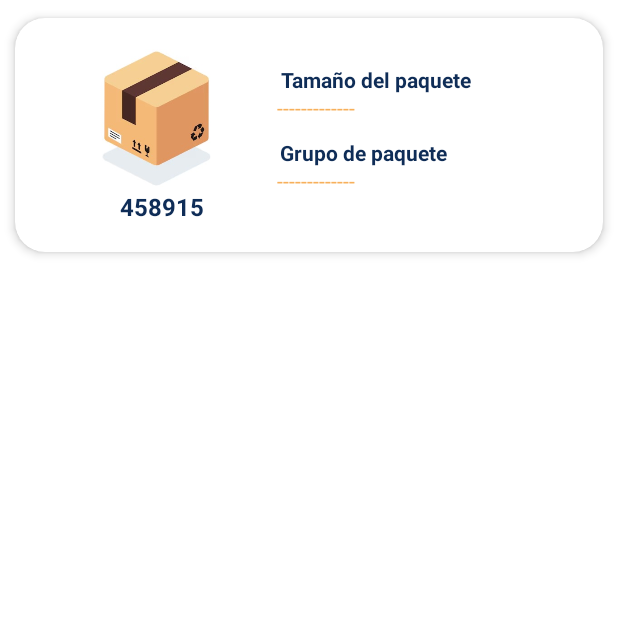
After one commit to MonterrosaB/sendtrack-mobile, an Android app: the cardPaquetes screen opened directly, with no data from a screen before it, on a phone screen of 412 x 824 dp, the top half of it. The commit adds this screen. Run offline under Robolectric (Android 15) with nearby library versions, the phone set to English and light mode, and no system bars.

Commit message:
agregue card de paquetes

```diff
--- a/app/src/main/AndroidManifest.xml
+++ b/app/src/main/AndroidManifest.xml
@@ -15,6 +15,9 @@
         android:theme="@style/Theme.SendTrack"
         tools:targetApi="31">
         <activity
+            android:name=".cardPaquetes"
+            android:exported="false" />
+        <activity
             android:name=".card_Movimientos"
             android:exported="false" />
         <activity
--- /dev/null
+++ b/app/src/main/java/ptc24/st/sendtrack/cardPaquetes.kt
@@ -0,0 +1,20 @@
+package ptc24.st.sendtrack
+
+import android.os.Bundle
+import androidx.activity.enableEdgeToEdge
+import androidx.appcompat.app.AppCompatActivity
+import androidx.core.view.ViewCompat
+import androidx.core.view.WindowInsetsCompat
+
+class cardPaquetes : AppCompatActivity() {
+    override fun onCreate(savedInstanceState: Bundle?) {
+        super.onCreate(savedInstanceState)
+        enableEdgeToEdge()
+        setContentView(R.layout.activity_card_paquetes)
+        ViewCompat.setOnApplyWindowInsetsListener(findViewById(R.id.main)) { v, insets ->
+            val systemBars = insets.getInsets(WindowInsetsCompat.Type.systemBars())
+            v.setPadding(systemBars.left, systemBars.top, systemBars.right, systemBars.bottom)
+            insets
+        }
+    }
+}
--- a/app/src/main/res/layout/activity_card_movimientos.xml
+++ b/app/src/main/res/layout/activity_card_movimientos.xml
@@ -11,7 +11,7 @@
     app:cardElevation="4dp"
     app:cardUseCompatPadding="true"
     app:contentPadding="15dp"
-    tools:context=".MainActivity">
+    tools:context=".card_Movimientos">
 
     <LinearLayout
         android:layout_width="match_parent"
--- /dev/null
+++ b/app/src/main/res/layout/activity_card_paquetes.xml
@@ -0,0 +1,101 @@
+<androidx.cardview.widget.CardView xmlns:android="http://schemas.android.com/apk/res/android"
+    xmlns:app="http://schemas.android.com/apk/res-auto"
+    xmlns:tools="http://schemas.android.com/tools"
+
+    android:id="@+id/main"
+    android:layout_width="match_parent"
+    android:layout_height="180dp"
+    app:cardBackgroundColor="@color/white"
+
+    app:cardCornerRadius="20dp"
+    app:cardElevation="4dp"
+    app:cardUseCompatPadding="true"
+    app:contentPadding="15dp"
+    tools:context=".cardPaquetes">
+
+    <androidx.constraintlayout.widget.ConstraintLayout
+        android:layout_width="match_parent"
+        android:layout_height="match_parent">
+
+        <TextView
+            android:id="@+id/textView7"
+            android:layout_width="wrap_content"
+            android:layout_height="wrap_content"
+            android:text="Grupo de paquete"
+            android:textColor="#0F2D57"
+            android:textStyle="bold"
+            app:layout_constraintBottom_toBottomOf="parent"
+            app:layout_constraintEnd_toEndOf="parent"
+            app:layout_constraintHorizontal_bias="0.646"
+            app:layout_constraintStart_toStartOf="parent"
+            app:layout_constraintTop_toTopOf="parent"
+            app:layout_constraintVertical_bias="0.607" />
+
+        <TextView
+            android:id="@+id/textView6"
+            android:layout_width="wrap_content"
+            android:layout_height="wrap_content"
+            android:text="Tamaño del paquete"
+            android:textColor="#0F2D57"
+            android:textStyle="bold"
+            app:layout_constraintBottom_toBottomOf="parent"
+            app:layout_constraintEnd_toEndOf="parent"
+            app:layout_constraintHorizontal_bias="0.693"
+            app:layout_constraintStart_toStartOf="parent"
+            app:layout_constraintTop_toTopOf="parent"
+            app:layout_constraintVertical_bias="0.149" />
+
+        <TextView
+            android:id="@+id/lblTamanoPaquete"
+            android:layout_width="wrap_content"
+            android:layout_height="wrap_content"
+            android:text="-------------"
+            android:textColor="#F7B05B"
+            app:layout_constraintBottom_toBottomOf="parent"
+            app:layout_constraintEnd_toEndOf="parent"
+            app:layout_constraintHorizontal_bias="0.516"
+            app:layout_constraintStart_toStartOf="parent"
+            app:layout_constraintTop_toTopOf="parent"
+            app:layout_constraintVertical_bias="0.327" />
+
+        <ImageView
+            android:id="@+id/imageView2"
+            android:layout_width="102dp"
+            android:layout_height="103dp"
+            app:layout_constraintBottom_toBottomOf="parent"
+            app:layout_constraintEnd_toEndOf="parent"
+            app:layout_constraintHorizontal_bias="0.107"
+            app:layout_constraintStart_toStartOf="parent"
+            app:layout_constraintTop_toTopOf="parent"
+            app:layout_constraintVertical_bias="0.0"
+            app:srcCompat="@drawable/caja" />
+
+        <TextView
+            android:id="@+id/lblGrupoPaquete"
+            android:layout_width="wrap_content"
+            android:layout_height="wrap_content"
+            android:text="-------------"
+            android:textColor="#F7B05B"
+            app:layout_constraintBottom_toBottomOf="parent"
+            app:layout_constraintEnd_toEndOf="parent"
+            app:layout_constraintHorizontal_bias="0.516"
+            app:layout_constraintStart_toStartOf="parent"
+            app:layout_constraintTop_toTopOf="parent"
+            app:layout_constraintVertical_bias="0.785" />
+
+        <TextView
+            android:id="@+id/textView9"
+            android:layout_width="wrap_content"
+            android:layout_height="wrap_content"
+            android:text="458915"
+            android:textColor="#0F2D57"
+            android:textSize="16sp"
+            android:textStyle="bold"
+            app:layout_constraintBottom_toBottomOf="parent"
+            app:layout_constraintEnd_toEndOf="parent"
+            app:layout_constraintHorizontal_bias="0.178"
+            app:layout_constraintStart_toStartOf="parent"
+            app:layout_constraintTop_toTopOf="parent"
+            app:layout_constraintVertical_bias="0.962" />
+    </androidx.constraintlayout.widget.ConstraintLayout>
+</androidx.cardview.widget.CardView>
--- a/app/src/main/res/layout/activity_main.xml
+++ b/app/src/main/res/layout/activity_main.xml
@@ -3,8 +3,7 @@
     xmlns:app="http://schemas.android.com/apk/res-auto"
     android:id="@+id/container"
     android:layout_width="match_parent"
-    android:layout_height="match_parent"
-    android:paddingTop="?attr/actionBarSize">
+    android:layout_height="match_parent">
 
     <com.google.android.material.bottomnavigation.BottomNavigationView
         android:id="@+id/nav_view"
--- a/app/src/main/res/menu/bottom_nav_menu.xml
+++ b/app/src/main/res/menu/bottom_nav_menu.xml
@@ -2,7 +2,7 @@
 <menu xmlns:android="http://schemas.android.com/apk/res/android">
 
     <item
-        android:id="@+id/navigation_home"
+        android:id="@+id/fragmentMovimientos"
         android:icon="@drawable/ic_home_black_24dp"
         android:title="@string/title_home" />
 
--- a/app/src/main/res/values/colors.xml
+++ b/app/src/main/res/values/colors.xml
@@ -7,4 +7,5 @@
     <color name="teal_700">#FF018786</color>
     <color name="black">#FF000000</color>
     <color name="white">#FFFFFFFF</color>
+    <color name="blueptc">#0F2D57</color>
 </resources>
--- a/app/src/main/res/values/themes.xml
+++ b/app/src/main/res/values/themes.xml
@@ -1,6 +1,6 @@
 <resources xmlns:tools="http://schemas.android.com/tools">
     <!-- Base application theme. -->
-    <style name="Theme.SendTrack" parent="Theme.MaterialComponents.DayNight.DarkActionBar">
+    <style name="Theme.SendTrack" parent="Theme.MaterialComponents.DayNight.NoActionBar">
         <!-- Primary brand color. -->
         <item name="colorPrimary">@color/purple_500</item>
         <item name="colorPrimaryVariant">@color/purple_700</item>
```
Also changed, not shown: app/src/main/java/ptc24/st/sendtrack/MainActivity.kt (+7 -4 lines), app/src/main/res/drawable/header.xml (added, +7 -0 lines), app/src/main/res/layout/fragment_movimientos.xml (+32 -11 lines).
